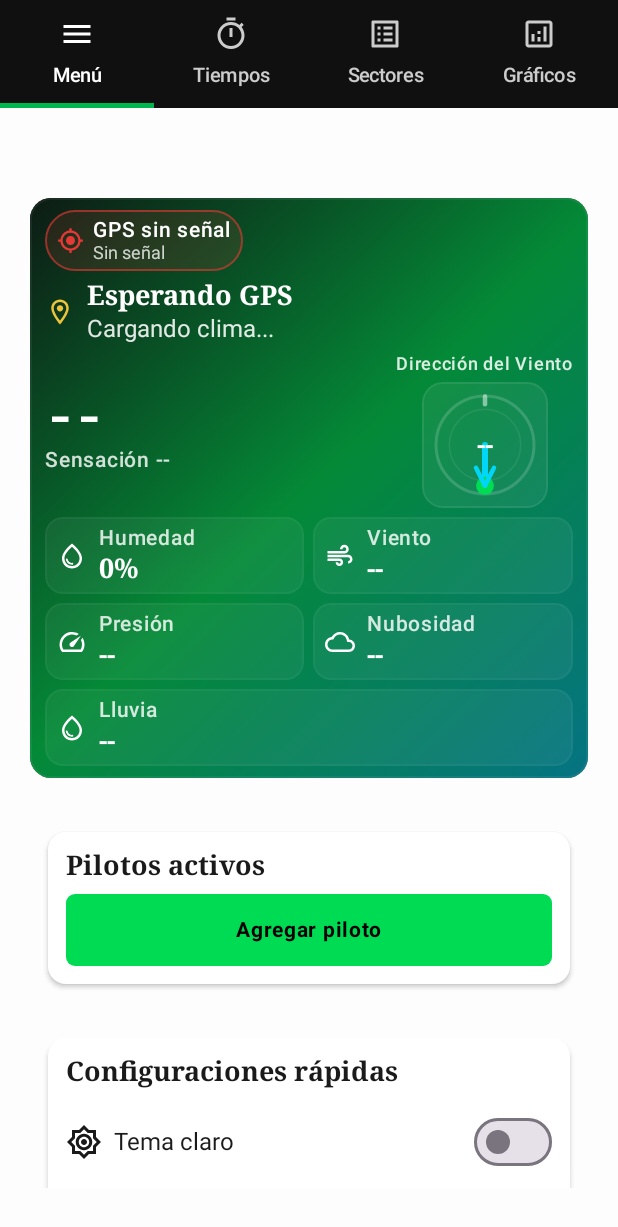
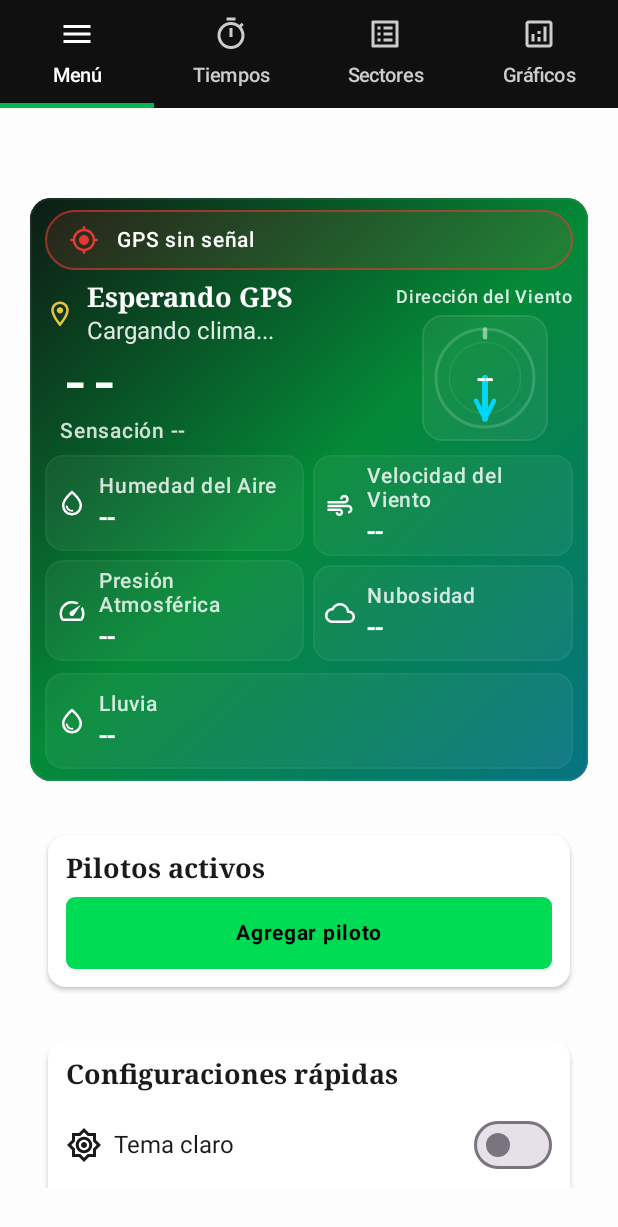
Before and after one commit to DiegoPyLL/LapMaster, an Android app built with Jetpack Compose: the screen it shows after launch (ActividadPrincipal), on a phone screen of 412 x 824 dp. Shown: the top 1227 px of the screen. Run offline under Robolectric (Android 15) with nearby library versions, the phone set to English and light mode, and no system bars.

Commit message:
BannerClima Listo con tests

```diff
--- a/app/src/main/java/com/lapmaster/ui/components/BannerClima.kt
+++ b/app/src/main/java/com/lapmaster/ui/components/BannerClima.kt
@@ -12,13 +12,9 @@ import androidx.compose.foundation.layout.fillMaxSize
 import androidx.compose.foundation.layout.fillMaxWidth
 import androidx.compose.foundation.layout.padding
 import androidx.compose.foundation.layout.size
+import androidx.compose.foundation.layout.heightIn
+import androidx.compose.foundation.shape.RoundedCornerShape
 import androidx.compose.foundation.layout.Spacer
-import androidx.compose.foundation.layout.width
-import androidx.compose.foundation.layout.wrapContentHeight
-import androidx.compose.foundation.layout.wrapContentWidth
-import androidx.compose.foundation.shape.RoundedCornerShape
-import androidx.compose.foundation.layout.ExperimentalLayoutApi
-import androidx.compose.foundation.layout.FlowRow
 import androidx.compose.material.icons.Icons
 import androidx.compose.material.icons.outlined.Air
 import androidx.compose.material.icons.outlined.Cloud
@@ -59,10 +55,9 @@ import kotlin.math.roundToInt
 import kotlin.math.cos
 import kotlin.math.sin
 import kotlin.math.PI
-import androidx.compose.foundation.layout.fillMaxHeight
+import androidx.compose.foundation.layout.width
 
 @Composable
-@OptIn(ExperimentalLayoutApi::class)
 fun BannerClima(
     clima: ClimaUi,
     gps: GpsUi,
@@ -87,27 +82,28 @@ fun BannerClima(
             modifier = Modifier
                 .background(degradado)
                 .padding(vertical = 8.dp, horizontal = 10.dp),
-            verticalArrangement = Arrangement.spacedBy(6.dp)
+            verticalArrangement = Arrangement.spacedBy(8.dp)
         ) {
+            EstadoGps(gps)
             Row(
                 modifier = Modifier.fillMaxWidth(),
                 horizontalArrangement = Arrangement.SpaceBetween,
                 verticalAlignment = Alignment.CenterVertically
             ) {
                 Column(
-                    modifier = Modifier.weight(1f),
+                    modifier = Modifier
+                        .weight(1f)
+                        .padding(end = 12.dp),
                     verticalArrangement = Arrangement.spacedBy(6.dp)
                 ) {
-                    EstadoGps(gps)
                     EncabezadoClima(clima = clima)
+                    TemperaturaActual(
+                        clima,
+                        modifier = Modifier
+                            .align(Alignment.Start)
+                            .padding(start = 10.dp)
+                    )
                 }
-            }
-            Row(
-                modifier = Modifier.fillMaxWidth(),
-                horizontalArrangement = Arrangement.SpaceBetween,
-                verticalAlignment = Alignment.CenterVertically
-            ) {
-                TemperaturaActual(clima, modifier = Modifier.weight(1f))
                 BrujulaViento(
                     grados = clima.direccionVientoGrados,
                     etiqueta = clima.direccionViento,
@@ -115,30 +111,44 @@ fun BannerClima(
                     tamano = 84.dp
                 )
             }
-            FlowRow(
+            val metricaEspaciado = 6.dp
+            val humedadValor = if (gps.tieneFijacion) "${clima.humedad}%" else "--"
+            val metricasGrid = listOf(
+                MetricaClimaItem(Icons.Outlined.WaterDrop, "Humedad del Aire", humedadValor),
+                MetricaClimaItem(Icons.Outlined.Air, "Velocidad del Viento", vientoVelocidadTexto(clima)),
+                MetricaClimaItem(Icons.Outlined.Speed, "Presión Atmosférica", clima.presion),
+                MetricaClimaItem(Icons.Outlined.Cloud, "Nubosidad", clima.nubosidad)
+            )
+            val metricaLluvia = MetricaClimaItem(Icons.Outlined.WaterDrop, "Lluvia", clima.lluvia)
+            Row(
                 modifier = Modifier.fillMaxWidth(),
-                horizontalArrangement = Arrangement.spacedBy(6.dp),
-                verticalArrangement = Arrangement.spacedBy(6.dp),
-                maxItemsInEachRow = 2
+                horizontalArrangement = Arrangement.spacedBy(metricaEspaciado)
             ) {
-                listOf(
-                    MetricaClimaItem(Icons.Outlined.WaterDrop, "Humedad", "${clima.humedad}%"),
-                    MetricaClimaItem(Icons.Outlined.Air, "Viento", vientoVelocidadTexto(clima)),
-                    MetricaClimaItem(Icons.Outlined.Speed, "Presión", clima.presion),
-                    MetricaClimaItem(Icons.Outlined.Cloud, "Nubosidad", clima.nubosidad),
-                    MetricaClimaItem(Icons.Outlined.WaterDrop, "Lluvia", clima.lluvia)
-                ).forEach { item ->
-                    MetricaClima(
-                        item,
-                        modifier = Modifier
-                            .weight(1f, fill = false)
-                            .fillMaxWidth()
-                    )
+                Column(
+                    modifier = Modifier.weight(1f),
+                    verticalArrangement = Arrangement.spacedBy(metricaEspaciado)
+                ) {
+                    metricasGrid.filterIndexed { index, _ -> index % 2 == 0 }
+                        .forEach { item ->
+                            MetricaClima(item, modifier = Modifier.fillMaxWidth())
+                        }
+                }
+                Column(
+                    modifier = Modifier.weight(1f),
+                    verticalArrangement = Arrangement.spacedBy(metricaEspaciado)
+                ) {
+                    metricasGrid.filterIndexed { index, _ -> index % 2 != 0 }
+                        .forEach { item ->
+                            MetricaClima(item, modifier = Modifier.fillMaxWidth())
+                        }
                 }
             }
+            MetricaClima(metricaLluvia, modifier = Modifier.fillMaxWidth())
         }
     }
 }
+
+
 
 @Composable
 private fun EncabezadoClima(clima: ClimaUi, modifier: Modifier = Modifier) {
@@ -158,14 +168,14 @@ private fun EncabezadoClima(clima: ClimaUi, modifier: Modifier = Modifier) {
             )
             Column(
                 modifier = Modifier
-                    .weight(1f, fill = false)
+                    .weight(1f)
                     .padding(end = 6.dp),
                 verticalArrangement = Arrangement.spacedBy(2.dp)
             ) {
                 Text(
                     text = clima.ubicacion.ifBlank { "Ubicación actual" },
                     style = MaterialTheme.typography.titleMedium.copy(fontWeight = FontWeight.SemiBold),
-                    maxLines = 1,
+                    maxLines = 2,
                     overflow = TextOverflow.Ellipsis,
                     color = Color.White
                 )
@@ -185,7 +195,7 @@ private fun EncabezadoClima(clima: ClimaUi, modifier: Modifier = Modifier) {
 private fun TemperaturaActual(clima: ClimaUi, modifier: Modifier = Modifier) {
     Column(
         modifier = modifier,
-        verticalArrangement = Arrangement.spacedBy(2.dp)
+        verticalArrangement = Arrangement.spacedBy(5.dp)
     ) {
         Text(
             text = clima.temperatura.ifBlank { "--°C" },
@@ -259,11 +269,6 @@ private fun BrujulaViento(
                         end = destinoVector,
                         strokeWidth = 4.dp.toPx(),
                         cap = StrokeCap.Round
-                    )
-                    drawCircle(
-                        color = VerdeCarreras,
-                        radius = 6.dp.toPx(),
-                        center = destinoVector
                     )
                     // cabeza de flecha
                     val head = 12.dp.toPx()
@@ -345,7 +350,7 @@ private fun MetricaClimaFila(items: List<MetricaClimaItem>, compacto: Boolean) {
 @Composable
 private fun MetricaClima(item: MetricaClimaItem, modifier: Modifier = Modifier) {
     Surface(
-        modifier = modifier,
+        modifier = modifier.heightIn(min = 64.dp),
         shape = RoundedCornerShape(12.dp),
         color = Color.White.copy(alpha = 0.05f),
         border = BorderStroke(1.dp, Color.White.copy(alpha = 0.04f))
@@ -378,6 +383,9 @@ private fun MetricaClima(item: MetricaClimaItem, modifier: Modifier = Modifier)
     }
 }
 
+
+
+
 @Composable
 private fun EstadoGps(gps: GpsUi) {
     val color = if (gps.tieneFijacion) VerdeCarreras else RojoCarreras
@@ -386,37 +394,43 @@ private fun EstadoGps(gps: GpsUi) {
     } else {
         "Sin señal"
     }
+
     Surface(
+        modifier = Modifier.fillMaxWidth(),
         shape = RoundedCornerShape(50),
         color = color.copy(alpha = 0.12f),
         border = BorderStroke(1.dp, color.copy(alpha = 0.6f))
     ) {
         Row(
-            modifier = Modifier.padding(horizontal = 8.dp, vertical = 5.dp),
-            verticalAlignment = Alignment.CenterVertically,
-            horizontalArrangement = Arrangement.spacedBy(6.dp)
+            modifier = Modifier
+                .fillMaxWidth()
+                .padding(horizontal = 16.dp, vertical = 10.dp),  // más espacio
+            verticalAlignment = Alignment.CenterVertically
         ) {
             Icon(
                 imageVector = Icons.Outlined.GpsFixed,
                 contentDescription = null,
                 tint = color,
-                modifier = Modifier.size(18.dp)
+                modifier = Modifier.size(20.dp)
             )
+
+            Spacer(modifier = Modifier.width(12.dp))
+
             Column {
                 Text(
-                    text = if (gps.tieneFijacion) "GPS listo" else "GPS sin señal",
+                    text = if (gps.tieneFijacion) "GPS listo. \nPresisión: $precision" else "GPS sin señal",
                     style = MaterialTheme.typography.labelLarge,
                     color = Color.White
-                )
-                Text(
-                    text = precision,
-                    style = MaterialTheme.typography.bodyLarge.copy(fontSize = 12.sp),
-                    color = Color.White.copy(alpha = 0.78f)
                 )
             }
         }
     }
 }
+
+
+
+
+
 
 private data class MetricaClimaItem(
     val icono: ImageVector,
```
Also changed, not shown: 494 other files.
